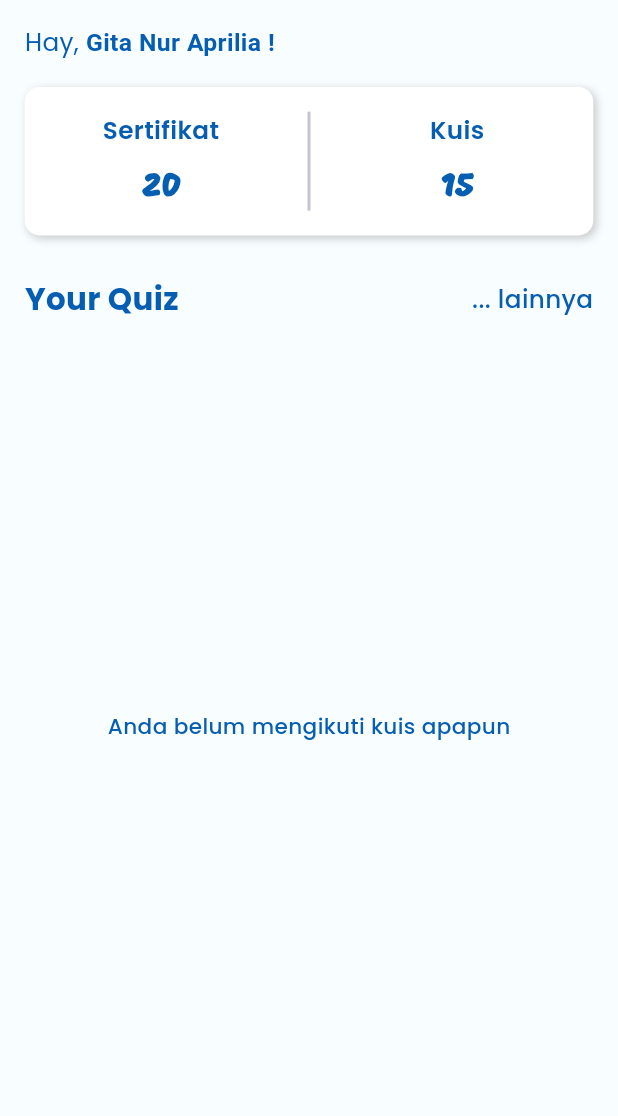
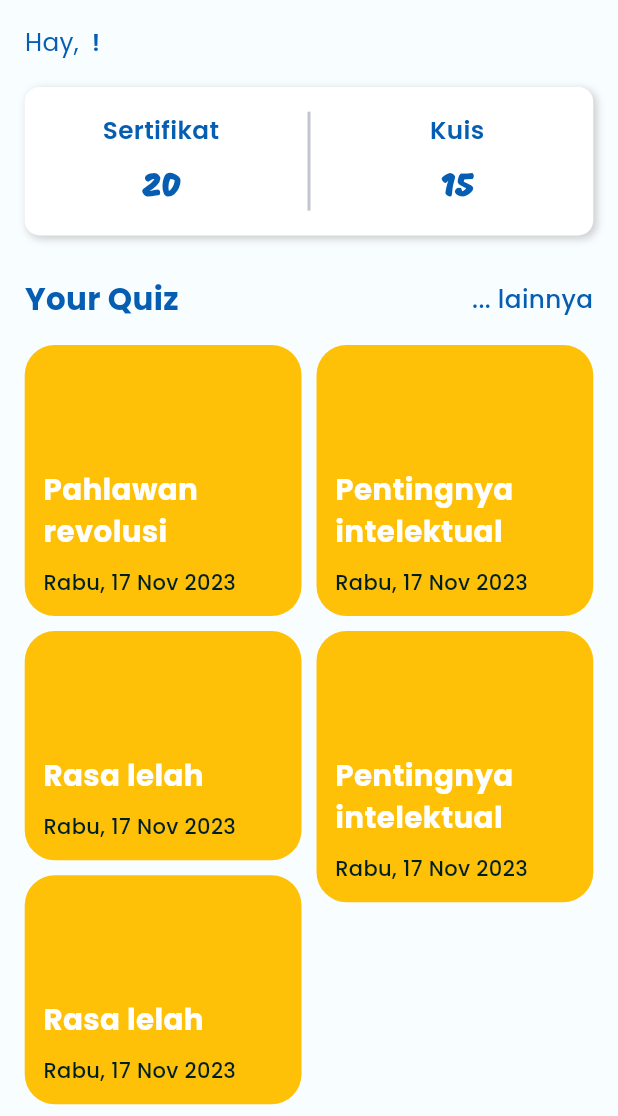
Before and after one commit to unustudents/simple-quiz, a Flutter app: the HomeView screen opened by its route, on a phone screen of 412 x 824 dp, the part 120-1236 px from its top. Run offline on Flutter 3.47's test engine with Material 3 defaults, Android fonts, the phone set to English and light mode, and no system bars; our stand-ins replace firebase_auth, get; accounts and stored records are empty.

Commit message:
add stagered

```diff
--- a/lib/app/modules/home/controllers/home_controller.dart
+++ b/lib/app/modules/home/controllers/home_controller.dart
@@ -1,5 +1,32 @@
+// ignore_for_file: unused_local_variable
+
+import 'package:firebase_auth/firebase_auth.dart';
 import 'package:get/get.dart';
 
 class HomeController extends GetxController {
-  final quis = RxList([]);
+  final quis = <String>[
+    'Pahlawan revolusi',
+    'Pentingnya intelektual',
+    'Rasa lelah',
+    'Pentingnya intelektual',
+    'Rasa lelah',
+  ];
+
+  final user = FirebaseAuth.instance.currentUser;
+  dataUser() {
+    if (user != null) {
+      // Name, email address, and profile photo URL
+      final name = user?.displayName;
+      final email = user?.email;
+      final photoUrl = user?.photoURL;
+
+      // Check if user's email is verified
+      final emailVerified = user?.emailVerified;
+
+      // The user's ID, unique to the Firebase project. Do NOT use this value to
+      // authenticate with your backend server, if you have one. Use
+      // User.getIdToken() instead.
+      final uid = user?.uid;
+    }
+  }
 }
--- a/lib/app/modules/home/views/home_view.dart
+++ b/lib/app/modules/home/views/home_view.dart
@@ -1,4 +1,5 @@
 import 'package:flutter/material.dart';
+import 'package:flutter_staggered_grid_view/flutter_staggered_grid_view.dart';
 import 'package:get/get.dart';
 
 import '../../profil/views/profil_view.dart';
@@ -50,10 +51,10 @@ class HomeView extends GetView<HomeController> {
               Text.rich(
                 TextSpan(
                     text: 'Hay, ',
-                    children: const [
+                    children: [
                       TextSpan(
-                          text: 'Gita Nur Aprilia !',
-                          style: TextStyle(fontWeight: FontWeight.bold)),
+                          text: '${controller.user?.displayName} !',
+                          style: const TextStyle(fontWeight: FontWeight.bold)),
                     ],
                     style: TextStyle(
                       color: AppColors.biruTua,
@@ -121,21 +122,15 @@ class HomeView extends GetView<HomeController> {
                               fontWeight: FontWeight.w500),
                         ),
                       )
-                    : Obx(
-                        () => GridView.count(
-                          // primary: false,
-                          // shrinkWrap: true,
-                          crossAxisSpacing: 10,
-                          mainAxisSpacing: 10,
-                          crossAxisCount: 2,
-                          children: [
-                            ...controller.quis
-                                .map(
-                                  (e) => cardQuiz(title: e.toString()),
-                                )
-                                .toList(),
-                          ],
-                        ),
+                    : MasonryGridView.count(
+                        crossAxisCount: 2,
+                        crossAxisSpacing: 10,
+                        mainAxisSpacing: 10,
+                        itemCount: controller.quis.length,
+                        itemBuilder: (context, index) {
+                          String title = controller.quis.elementAt(index);
+                          return cardQuiz(title: title);
+                        },
                       ),
               ),
             ],
@@ -148,7 +143,7 @@ class HomeView extends GetView<HomeController> {
   InkWell cardQuiz({required String title}) {
     return InkWell(
       onTap: () {
-        Get.toNamed(Routes.FORGOTPASSWD);
+        Get.toNamed(Routes.PRAQUIZ, arguments: title);
       },
       radius: 20,
       child: Container(
```
